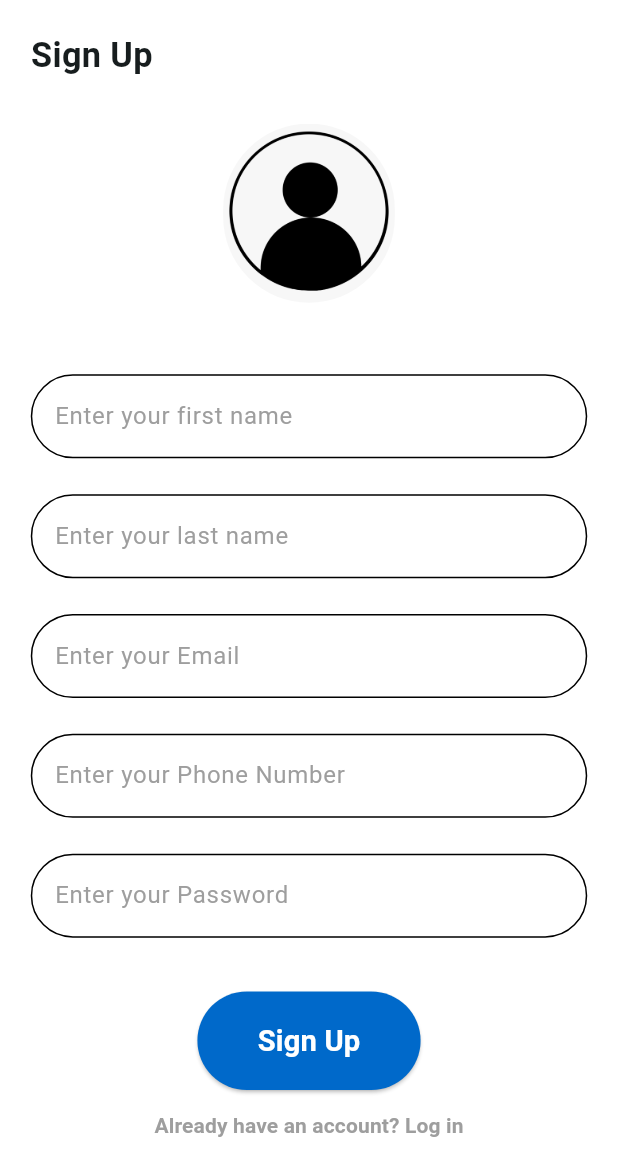
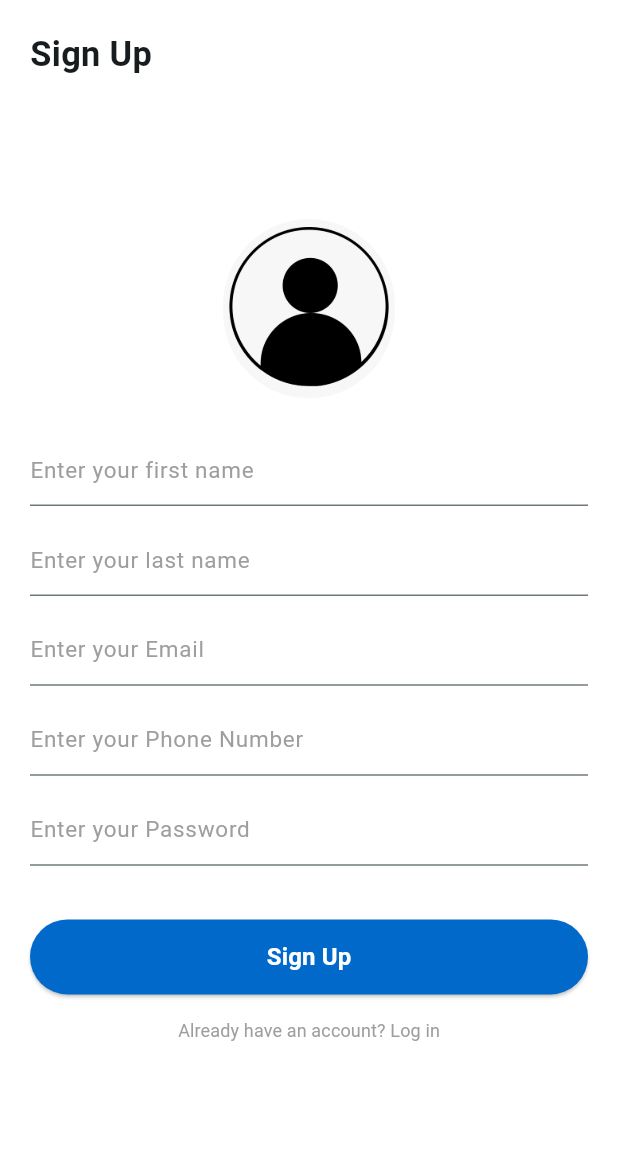
Before and after one commit to AronJose/Event-basket-mobile, a Flutter app: the screen it shows after launch, after a tap on "Not a member? Sign up now", on a phone screen of 412 x 824 dp. Shown: the top 1176 px of the screen. Run offline on Flutter 3.47's test engine with Material 3 defaults, Android fonts, the phone set to English and light mode, and no system bars; our stand-ins replace bloc, chewie, dio, file_picker, flutter_bloc, flutter_screenutil and 3 more; missing offline and left inert: read_more_text; network calls fail.

Commit message:
some changes in login signup page

```diff
--- a/login/lib/common/constants/api_enpoints.dart
+++ b/login/lib/common/constants/api_enpoints.dart
@@ -1,3 +1,3 @@
 class ApiEnpoints {
-  static String baseURL = "http://192.168.43.234:8000";
+  static String baseURL = "http://192.168.2.10:8000";
 }
--- a/login/lib/common/widgets/elevated_button_form.dart
+++ b/login/lib/common/widgets/elevated_button_form.dart
@@ -1,5 +1,4 @@
 import 'package:flutter/material.dart';
-import 'package:flutter_screenutil/flutter_screenutil.dart';
 
 class ElevatedButtonForms extends StatelessWidget {
   final GlobalKey<FormState>? formKey;
@@ -28,9 +27,9 @@ class ElevatedButtonForms extends StatelessWidget {
       onPressed: onPressed,
       child: Text(
         buttonText,
-        style: TextStyle(
+        style: const TextStyle(
             color: Colors.white,
-            fontSize: 17.spMax,
+            fontSize:16,
             fontWeight: FontWeight.bold),
       ),
     );
--- a/login/lib/common/widgets/input_text_field.dart
+++ b/login/lib/common/widgets/input_text_field.dart
@@ -32,24 +32,7 @@ class _InputFieldTextsState extends State<InputFieldTexts> {
       obscureText: widget.obscureText,
       decoration: InputDecoration(
         hintText: widget.placeholderValue,
-        hintStyle: const TextStyle(color: Colors.grey),
-        enabledBorder: OutlineInputBorder(
-          borderRadius: BorderRadius.circular(30.r),
-        ),
-        focusedBorder: OutlineInputBorder(
-          borderRadius: BorderRadius.circular(30.r),
-          borderSide: const BorderSide(
-            color: Color.fromARGB(255, 117, 183, 236),
-            width: 2,
-          ),
-        ),
-        errorBorder: OutlineInputBorder(
-          borderRadius: BorderRadius.circular(30.r),
-          borderSide: BorderSide(
-            color: Colors.red.withOpacity(0.8),
-            width: 2,
-          ),
-        ),
+        hintStyle: const TextStyle(color: Colors.grey,fontSize: 15),
         focusedErrorBorder: OutlineInputBorder(
           borderRadius: BorderRadius.circular(30.r),
           borderSide: BorderSide(
--- a/login/lib/features/presentation/apps.dart
+++ b/login/lib/features/presentation/apps.dart
@@ -1,7 +1,6 @@
 import 'package:flutter/material.dart';
 import 'package:flutter_screenutil/flutter_screenutil.dart';
 import 'package:login/core/blocproviders/bloc_providers_screen.dart';
-import 'package:login/main.dart';
 
 class Apps extends StatelessWidget {
   const Apps({
--- a/login/lib/features/presentation/auth_screen/presentation/screens/loginscreen.dart
+++ b/login/lib/features/presentation/auth_screen/presentation/screens/loginscreen.dart
@@ -13,7 +13,7 @@ class Loginscreen extends StatefulWidget {
 class _LoginscreenState extends State<Loginscreen> {
   bool passwordVisible = false;
 
-  void passwordVisibleButton() {
+  void togglePasswordVisibility() {
     setState(() {
       passwordVisible = !passwordVisible;
     });
@@ -24,80 +24,72 @@ class _LoginscreenState extends State<Loginscreen> {
     return SafeArea(
       child: Scaffold(
         backgroundColor: Colors.white,
-      body: Padding(
-        padding: EdgeInsets.all(16.w),
+        body: GestureDetector(
+          onTap: () => FocusScope.of(context).unfocus(),
+          child: Padding(
+            padding: EdgeInsets.symmetric(horizontal: 20.w, vertical: 20.h),
             child: Center(
               child: SingleChildScrollView(
                 child: Column(
-              mainAxisAlignment: MainAxisAlignment.center,
+                  crossAxisAlignment: CrossAxisAlignment.center,
                   children: [
-                ClipRRect(
-                  borderRadius: BorderRadius.circular(100.r),
-                  child: SizedBox(
-                      width: 150.w,
-                      height: 150.h,
-                      child: Image.asset('images/signUp.png')),
+                    const Icon(
+                      Icons.person_outline_rounded,
+                      size: 150,
+                      color: Color.fromARGB(255, 31, 103, 33),
                     ),
-                SizedBox(height: 40.h),
-                Container(
-                  margin: EdgeInsets.only(bottom: 20.h),
-                  child: TextField(
+                    SizedBox(height: 30.h),
+                    const TextField(
                       decoration: InputDecoration(
                         hintText: "Email",
                         hintStyle: TextStyle(
-                        color: const Color.fromARGB(255, 163, 162, 162),
-                        fontSize: 20.spMin,
-                      ),
-                      enabledBorder: OutlineInputBorder(
-                          borderRadius: BorderRadius.circular(30.r)),
-                      focusedBorder: OutlineInputBorder(
-                        borderRadius: BorderRadius.circular(30.r),
-                        borderSide: BorderSide(
-                            color: const Color.fromARGB(255, 108, 186, 250),
-                            width: 2.w),
+                          color: Color.fromARGB(255, 163, 162, 162),
+                          fontSize: 15,
                         ),
                       ),
                     ),
-                ),
+                    SizedBox(height: 20.h),
                     TextField(
                       obscureText: !passwordVisible,
                       keyboardType: TextInputType.visiblePassword,
                       decoration: InputDecoration(
                         hintText: "Password",
-                      hintStyle: TextStyle(
-                          color: const Color.fromARGB(255, 163, 162, 162),
-                          fontSize: 20.spMin),
-                      enabledBorder: OutlineInputBorder(
-                          borderRadius: BorderRadius.circular(30.r)),
-                      focusedBorder: OutlineInputBorder(
-                          borderRadius: BorderRadius.circular(30.r),
-                          borderSide: BorderSide(
-                              color: const Color.fromARGB(255, 106, 180, 240),
-                              width: 2.w)),
+                        hintStyle: const TextStyle(
+                          color: Color.fromARGB(255, 163, 162, 162),
+                          fontSize: 15,
+                        ),
                         suffixIcon: IconButton(
-                        icon: Icon(passwordVisible
+                          icon: Icon(
+                            passwordVisible
                                 ? Icons.visibility
-                            : Icons.visibility_off),
-                        onPressed: passwordVisibleButton,
-                      )),
+                                : Icons.visibility_off,
                           ),
-                SizedBox(
-                  height: 50.h,
+                          onPressed: togglePasswordVisibility,
                         ),
+                      ),
+                    ),
+                    SizedBox(height: 30.h),
                     ElevatedButtonForms(
                       onPressed: () {
                         Navigator.pushNamed(context, '/body');
                       },
                       buttonText: "Log In",
-                    sizeButton: Size(110.w, 55.h),
-                    colorButton:const Color.fromARGB(255, 0, 105, 202)),
-                SizedBox(height: 30.h),
-                Text(
-                  "Forgot  Password",
+                      sizeButton: Size(double.infinity, 50.h),
+                      colorButton: const Color.fromARGB(255, 0, 105, 202),
+                    ),
+                    SizedBox(height: 20.h),
+                    GestureDetector(
+                      onTap: () {
+                        // Navigate to Forgot Password Screen
+                      },
+                      child: const Text(
+                        "Forgot Password?",
                         style: TextStyle(
                           fontWeight: FontWeight.bold,
                           color: Colors.grey,
-                      fontSize: 15.spMin),
+                          fontSize: 12,
+                        ),
+                      ),
                     ),
                     SizedBox(height: 10.h),
                     TextButton(
@@ -105,18 +97,26 @@ class _LoginscreenState extends State<Loginscreen> {
                         Navigator.push(
                           context,
                           MaterialPageRoute(
-                              builder: (context) => const Signupscreen()));
+                            builder: (context) => const Signupscreen(),
+                          ),
+                        );
                       },
-                    child: Text("Not a member? Sign up now",
+                      child: const Text(
+                        "Not a member? Sign up now",
                         style: TextStyle(
                           fontWeight: FontWeight.bold,
                           color: Colors.grey,
-                            fontSize: 15.spMin)))
+                          fontSize: 12,
+                        ),
+                      ),
+                    ),
                   ],
                 ),
               ),
             ),
           ),
-    ));
+        ),
+      ),
+    );
   }
 }
--- a/login/lib/features/presentation/auth_screen/presentation/screens/signupscreen.dart
+++ b/login/lib/features/presentation/auth_screen/presentation/screens/signupscreen.dart
@@ -48,7 +48,7 @@ class _SignupscreenState extends State<Signupscreen> {
           child: Scaffold(
             backgroundColor: Colors.white,
             body: Padding(
-              padding: EdgeInsets.all(15.dg),
+              padding: const EdgeInsets.all(20),
               child: Column(
                 crossAxisAlignment: CrossAxisAlignment.start,
                 children: [
@@ -86,7 +86,7 @@ class _SignupscreenState extends State<Signupscreen> {
                                 ),
                               ),
                             ),
-                            SizedBox(height: 40.h),
+                            SizedBox(height: 20.h),
                             SignUpForm(
                               firstNameController: firstNameController,
                               lastNameController: lastNameController,
@@ -119,7 +119,7 @@ class _SignupscreenState extends State<Signupscreen> {
                                 }
                               },
                               buttonText: "Sign Up",
-                              sizeButton: Size(130.w, 55.h),
+                              sizeButton: const Size(double.infinity, 50),
                               colorButton:
                                   const Color.fromARGB(255, 0, 105, 202),
                             ),
@@ -136,7 +136,8 @@ class _SignupscreenState extends State<Signupscreen> {
                                 "Already have an account? Log in",
                                 style: TextStyle(
                                     color: Colors.grey,
-                                    fontWeight: FontWeight.bold),
+                                    fontSize: 12,
+                                    fontWeight: FontWeight.normal),
                               ),
                             ),
                           ],
--- a/login/lib/features/presentation/auth_screen/presentation/widgets/signup_form.dart
+++ b/login/lib/features/presentation/auth_screen/presentation/widgets/signup_form.dart
@@ -30,15 +30,16 @@ class SignUpForm extends StatelessWidget {
           InputFieldTexts(
             controller: firstNameController,
             placeholderValue: "Enter your first name",
+
             errorvalue: 'Please enter first text',
           ),
-          SizedBox(height: 20.h),
+          SizedBox(height: 10.h),
           InputFieldTexts(
             controller: lastNameController,
             placeholderValue: "Enter your last name",
             errorvalue: 'Please enter last text',
           ),
-          SizedBox(height: 20.h),
+          SizedBox(height: 10.h),
           InputFieldTexts(
             controller: emailController,
             placeholderValue: "Enter your Email",
@@ -52,7 +53,7 @@ class SignUpForm extends StatelessWidget {
               return null;
             },
           ),
-          SizedBox(height: 20.h),
+          SizedBox(height: 10.h),
           InputFieldTexts(
             controller: contactController,
             placeholderValue: "Enter your Phone Number",
@@ -63,7 +64,7 @@ class SignUpForm extends StatelessWidget {
               return null;
             },
           ),
-          SizedBox(height: 20.h),
+          SizedBox(height: 10.h),
           InputFieldTexts(
             controller: passwordController,
             placeholderValue: "Enter your Password",
--- a/login/lib/features/presentation/main_screens.dart/home_screen/presentation/widgets/home_card.dart
+++ b/login/lib/features/presentation/main_screens.dart/home_screen/presentation/widgets/home_card.dart
@@ -1,6 +1,5 @@
 import 'package:flutter/material.dart';
 import 'package:flutter_screenutil/flutter_screenutil.dart';
-import 'package:login/common/widgets/icon_button.dart';
 import 'package:login/core/models/event_modal.dart';
 import 'package:login/features/presentation/main_screens.dart/home_screen/presentation/widgets/address_contact_email_screen.dart';
 import 'package:login/features/presentation/main_screens.dart/home_screen/presentation/widgets/image_container_card.dart';
--- a/login/lib/splash_screen.dart
+++ b/login/lib/splash_screen.dart
@@ -6,11 +6,11 @@ class SplashScreen extends StatelessWidget {
   @override
   Widget build(BuildContext context) {
     WidgetsBinding.instance.addPostFrameCallback((timeStamp) {
-      Future.delayed(Duration(seconds: 3),() {
+      Future.delayed(const Duration(seconds: 3),() {
         Navigator.pushReplacementNamed(context,'/login');
       },);
     },);
-    return Scaffold(
+    return const Scaffold(
       body: Center(child: Text("Event Zone Connect"),),
     );
   }
```
Also changed, not shown: login/lib/common/widgets/check_box.dart (+2 -22 lines), login/lib/common/widgets/multiline_text_field.dart (+0 -17 lines), login/lib/features/presentation/event_screen/presentation/screens/event_creation.dart (+5 -5 lines), login/lib/main.dart (+0 -12 lines), login/pubspec.lock, 5 other files. Lines whose indentation alone changed are shown as unchanged.
